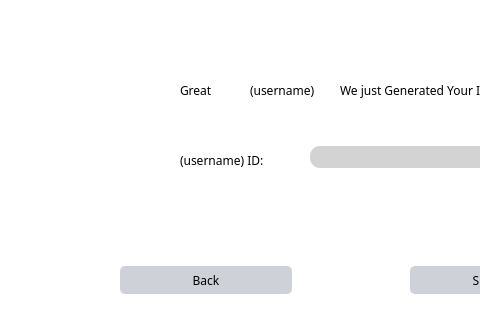
jandrealyn/LibraryQtSystem, file NewWindowChur/signupscreen2.ui: the form before one commit; both pictures show x 280 to 760 and y 164 to 484 of the 1308 by 663 pixel window.
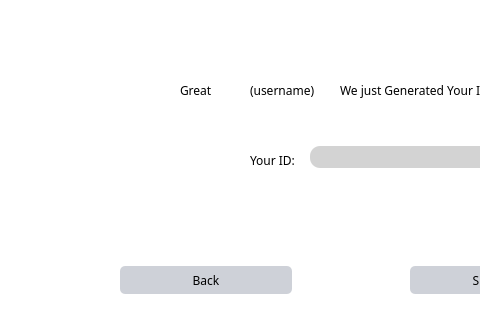
The form after the commit.

Commit message: Displaying User ID and Name on signupscreen2

Patch:
```diff
--- a/NewWindowChur/signupscreen2.ui
+++ b/NewWindowChur/signupscreen2.ui
@@ -132,14 +132,14 @@
    <widget class="QLabel" name="label_7">
     <property name="geometry">
      <rect>
-      <x>230</x>
+      <x>300</x>
       <y>280</y>
-      <width>101</width>
+      <width>51</width>
       <height>29</height>
      </rect>
     </property>
     <property name="text">
-     <string>(username) ID:</string>
+     <string>Your ID:</string>
     </property>
    </widget>
    <widget class="QLineEdit" name="lineEdit">
```
Left out of the diff: 4 changed lines with no effect on the pictures. The commit also changes 3 other files.
